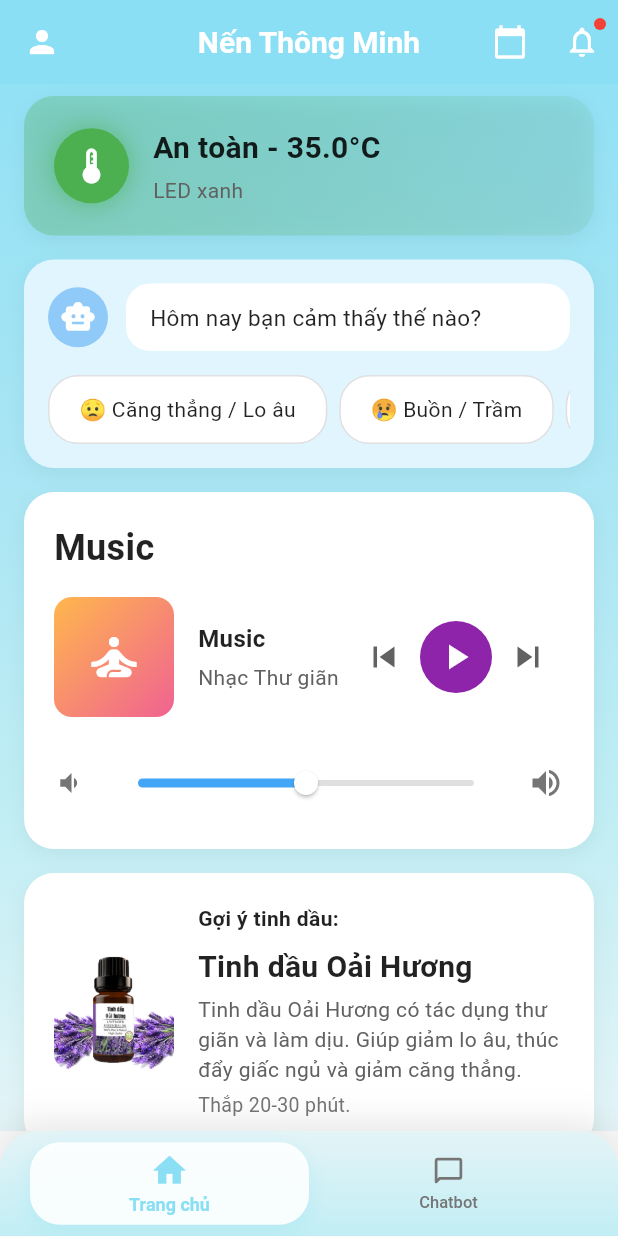
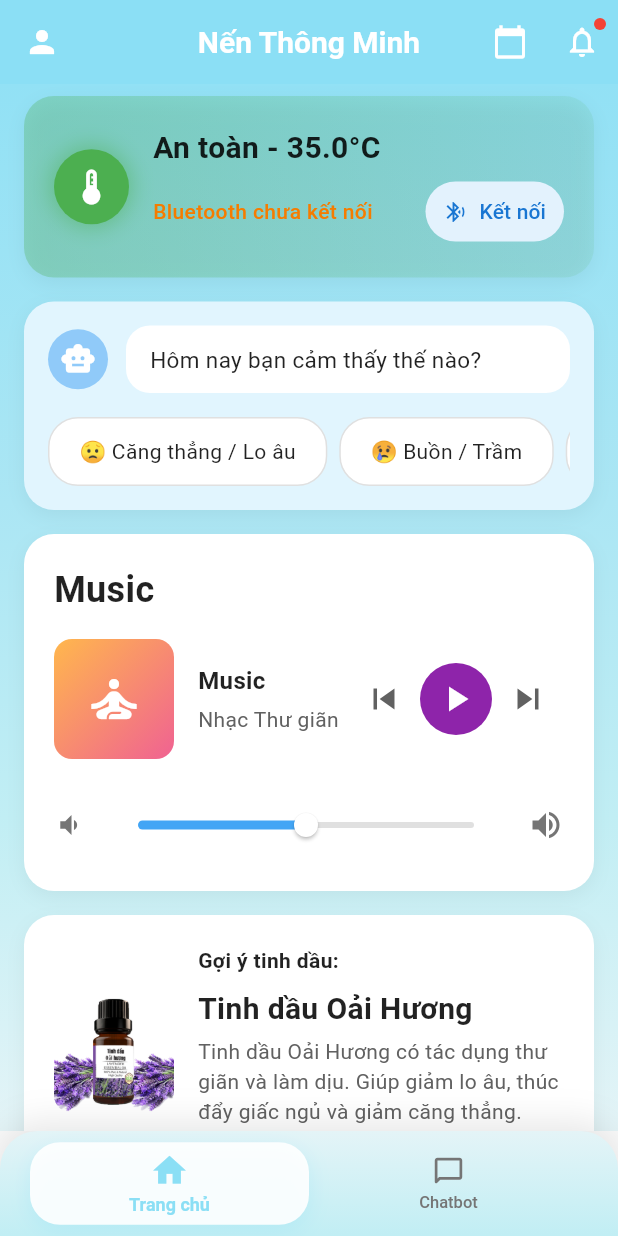
Before and after one commit to LeVanTuanDuong/smart_candles, a Flutter app: the screen it shows once a user with an empty profile is signed in, on a phone screen of 412 x 824 dp. Run offline on Flutter 3.47's test engine with Material 3 defaults, Android fonts, the phone set to English and light mode, and no system bars; our stand-ins replace cloud_firestore, file_picker, firebase_auth, firebase_core, firebase_storage, flutter_blue_plus and 4 more; missing offline and left inert: tflite_flutter; accounts and stored records are empty.

Commit message:
feat: Implement Bluetooth device selection dialog, update macOS entitlements, remove unused AI model assets, and refine Bluetooth scanning logic.

```diff
--- a/lib/screens/dashboard_home_screen.dart
+++ b/lib/screens/dashboard_home_screen.dart
@@ -27,6 +27,7 @@ import '../services/bluetooth_service.dart';
 import '../services/essential_oil_service.dart';
 import '../models/music_track.dart';
 import '../models/essential_oil.dart';
+import '../widgets/bluetooth_device_dialog.dart';
 
 class DashboardHomeScreen extends StatefulWidget {
   final DeviceStatus deviceStatus;
@@ -516,6 +517,16 @@ class _DashboardHomeScreenState extends State<DashboardHomeScreen> {
     }
   }
 
+  void _showBluetoothDialog() async {
+    final result = await BluetoothDeviceDialog.show(context);
+    if (result == true && mounted) {
+      // Background auto-connection will handle the rest
+      setState(() {
+        _deviceStatus = _deviceStatus.copyWith(isBluetoothConnected: true);
+      });
+    }
+  }
+
   @override
   Widget build(BuildContext context) {
     return Scaffold(
@@ -607,7 +618,10 @@ class _DashboardHomeScreenState extends State<DashboardHomeScreen> {
             crossAxisAlignment: CrossAxisAlignment.stretch,
             children: [
               // Temperature Card
-              TemperatureCardHome(deviceStatus: _deviceStatus),
+              TemperatureCardHome(
+                deviceStatus: _deviceStatus,
+                onConnect: _showBluetoothDialog,
+              ),
 
               // Voice Monitor Widget (shows only when connected & active)
               VoiceMonitorWidget(bluetoothService: _bluetoothService),
--- a/lib/services/auth_service.dart
+++ b/lib/services/auth_service.dart
@@ -229,6 +229,8 @@ class AuthService extends ChangeNotifier {
       case 'operation-not-allowed':
         return 'Thao tác không được phép. Vui lòng liên hệ hỗ trợ.';
       case 'network-request-failed':
+        debugPrint('❌ Firebase Network Error Details: ${e.message}');
+        debugPrint('❌ Error Code: ${e.code}');
         return 'Lỗi kết nối mạng. Vui lòng kiểm tra kết nối internet.';
       default:
         return e.message ?? 'Đã xảy ra lỗi: ${e.code}';
--- a/lib/services/bluetooth_service.dart
+++ b/lib/services/bluetooth_service.dart
@@ -63,6 +63,8 @@ class BluetoothService extends ChangeNotifier {
   StreamSubscription<List<int>>? _temperatureSubscription;
   StreamSubscription<List<int>>? _voiceDataSubscription;
 
+  List<ble.ScanResult> _scanResults = [];
+
   // Getters
   bool get isConnected => _isConnected;
   ble.BluetoothDevice? get connectedDevice => _connectedDevice;
@@ -71,6 +73,7 @@ class BluetoothService extends ChangeNotifier {
   String get lastAiResponse => _lastAiResponse;
   String get lastDetectedEmotion => _lastDetectedEmotion;
   bool get isScanning => _isScanning;
+  List<ble.ScanResult> get scanResults => _scanResults;
 
   bool get hasWifiConnection => _hasWifiConnection;
   String? get deviceIp => _deviceIp;
@@ -143,13 +146,19 @@ class BluetoothService extends ChangeNotifier {
 
       // Listen to scan results
       _scanSubscription = ble.FlutterBluePlus.scanResults.listen((results) {
+        _scanResults = results;
+        notifyListeners();
+
         for (ble.ScanResult result in results) {
           final device = result.device;
           final deviceName =
               device.platformName.isNotEmpty ? device.platformName : 'Unknown';
 
-          // Check if device name matches Smart Candle pattern
-          if (deviceName.contains(deviceNamePattern)) {
+          // Auto-connect ONLY if we haven't found a device yet and it matches the pattern
+          // or if we want to support manual selection, we can just update the list
+          if (deviceName.contains(deviceNamePattern) &&
+              !isConnected &&
+              _connectedDevice == null) {
             // Removed print statement: '✅ Tìm thấy Smart Candle: ${device.platformName} (${device.remoteId})');
             stopScan();
             connectToDevice(device);
--- a/lib/widgets/temperature_card_home.dart
+++ b/lib/widgets/temperature_card_home.dart
@@ -3,10 +3,12 @@ import '../models/device_status.dart';
 
 class TemperatureCardHome extends StatelessWidget {
   final DeviceStatus deviceStatus;
+  final VoidCallback? onConnect;
 
   const TemperatureCardHome({
     super.key,
     required this.deviceStatus,
+    this.onConnect,
   });
 
   @override
@@ -68,12 +70,36 @@ class TemperatureCardHome extends StatelessWidget {
                   ),
                 ),
                 const SizedBox(height: 4),
-                Text(
-                  deviceStatus.status.ledStatus,
-                  style: TextStyle(
-                    fontSize: 14,
-                    color: Colors.grey[700],
-                  ),
+                Row(
+                  mainAxisAlignment: MainAxisAlignment.spaceBetween,
+                  children: [
+                    Text(
+                      deviceStatus.isBluetoothConnected
+                          ? 'Đã kết nối Bluetooth'
+                          : 'Bluetooth chưa kết nối',
+                      style: TextStyle(
+                        fontSize: 14,
+                        color: deviceStatus.isBluetoothConnected
+                            ? Colors.green[700]
+                            : Colors.orange[700],
+                        fontWeight: FontWeight.w500,
+                      ),
+                    ),
+                    if (!deviceStatus.isBluetoothConnected && onConnect != null)
+                      TextButton.icon(
+                        onPressed: onConnect,
+                        icon: const Icon(Icons.bluetooth_searching, size: 16),
+                        label: const Text('Kết nối'),
+                        style: TextButton.styleFrom(
+                          padding: const EdgeInsets.symmetric(horizontal: 12),
+                          backgroundColor: Colors.blue[50],
+                          foregroundColor: Colors.blue[700],
+                          shape: RoundedRectangleBorder(
+                            borderRadius: BorderRadius.circular(20),
+                          ),
+                        ),
+                      ),
+                  ],
                 ),
               ],
             ),
--- a/pubspec.yaml
+++ b/pubspec.yaml
@@ -79,9 +79,6 @@ flutter:
 
   # To add assets to your application, add an assets section, like this:
   assets:
-    - assets/ai_models/emotion_text.tflite
-    - assets/ai_models/face_emotion.tflite
-    - assets/ai_models/minilm.tflite
     - assets/ai_models/vocab.txt
     - assets/sounds/
     - assets/images/
```
Also changed, not shown: lib/widgets/bluetooth_device_dialog.dart (added, +143 -0 lines), lib/firebase_options.dart, 5 other files.
